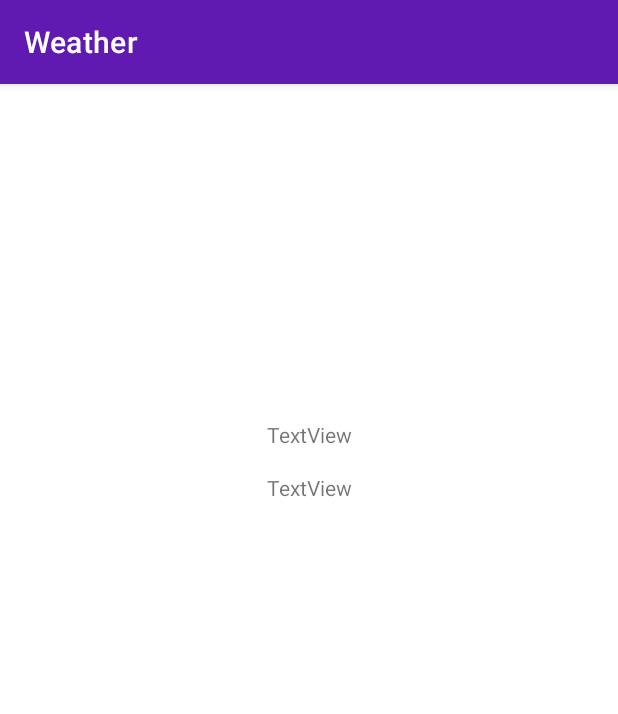
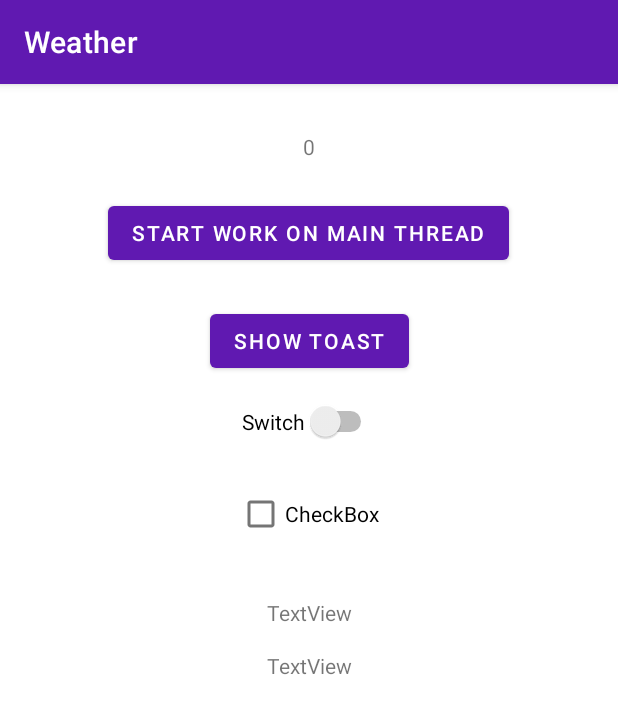
Before and after one commit to mk-sabira/project-Weather, an Android app: the screen it shows after launch (MainActivity), on a phone screen of 412 x 824 dp. Shown: the top 714 px of the screen. Run offline under Robolectric (Android 15) with nearby library versions, the phone set to English and light mode, and no system bars.

Commit message:
lesson 51 was discovered

```diff
--- a/app/src/main/java/ae/tutorialapp/weather/MainActivity.kt
+++ b/app/src/main/java/ae/tutorialapp/weather/MainActivity.kt
@@ -3,6 +3,9 @@ package ae.tutorialapp.weather
 
 import ae.tutorialapp.weather.models.ForeCast
 import android.os.Bundle
+import android.os.Handler
+import android.os.Looper
+import android.widget.Button
 import android.widget.TextView
 import android.widget.Toast
 import androidx.appcompat.app.AppCompatActivity
@@ -14,8 +17,12 @@ import retrofit2.Response
 
 class MainActivity : AppCompatActivity() {
 
+    private var workResult = 0
+    lateinit var btn_start: Button
+    lateinit var btn_showToast: Button
     lateinit var textView: TextView
     lateinit var textView2: TextView
+    lateinit var tv_counter: TextView
 
     override fun onCreate(savedInstanceState: Bundle?) {
         super.onCreate(savedInstanceState)
@@ -24,9 +31,39 @@ class MainActivity : AppCompatActivity() {
        textView = findViewById(R.id.textView)
        textView2 = findViewById(R.id.textView2)
 
-        fetchWeatherUsingQuarry()
+        setUp()
+
+//        fetchWeatherUsingQuarry()
 
     }
+
+    private fun setUp() {
+       btn_start = findViewById(R.id.btn_start)
+       btn_showToast = findViewById(R.id.btn_showToast)
+
+        btn_start.setOnClickListener {
+            hardWork()
+        }
+        btn_showToast.setOnClickListener {
+            Toast.makeText(this, "Hello", Toast.LENGTH_LONG).show()
+        }
+    }
+
+    private fun hardWork() {
+        tv_counter = findViewById(R.id.tv_counter)
+        Thread(Runnable {
+            for (i in 0..4){
+                Thread.sleep(1000)
+                workResult++
+            }
+
+            runOnUiThread{
+                tv_counter.text = workResult.toString()
+            }
+        }).start()
+
+    }
+
 
     private fun fetchWeatherUsingQuarry() {
         val call = WeatherClient.weatherApi.fetWeatherUsingQuerry( 24.4539,  54.3773 )
--- a/app/src/main/res/layout/activity_main.xml
+++ b/app/src/main/res/layout/activity_main.xml
@@ -3,7 +3,7 @@
 <androidx.constraintlayout.widget.ConstraintLayout xmlns:android="http://schemas.android.com/apk/res/android"
     xmlns:app="http://schemas.android.com/apk/res-auto"
     xmlns:tools="http://schemas.android.com/tools"
-    android:id="@+id/relativeLayout"
+    android:id="@+id/constarint"
     android:layout_width="match_parent"
     android:layout_height="match_parent"
     tools:context=".MainActivity">
@@ -13,12 +13,14 @@
         android:id="@+id/textView"
         android:layout_width="wrap_content"
         android:layout_height="wrap_content"
-        android:layout_marginTop="224dp"
+        android:layout_marginTop="32dp"
+        android:layout_marginBottom="16dp"
         android:text="TextView"
+        app:layout_constraintBottom_toTopOf="@+id/textView2"
         app:layout_constraintEnd_toEndOf="parent"
-        app:layout_constraintHorizontal_bias="0.5"
+        app:layout_constraintHorizontal_bias="0.501"
         app:layout_constraintStart_toStartOf="parent"
-        app:layout_constraintTop_toTopOf="parent" />
+        app:layout_constraintTop_toBottomOf="@+id/checkBox" />
 
     <TextView
         android:id="@+id/textView2"
@@ -30,4 +32,58 @@
         app:layout_constraintHorizontal_bias="0.5"
         app:layout_constraintStart_toStartOf="parent"
         app:layout_constraintTop_toBottomOf="@+id/textView" />
+
+    <Button
+        android:id="@+id/btn_start"
+        android:layout_width="wrap_content"
+        android:layout_height="wrap_content"
+        android:layout_marginTop="24dp"
+        android:text="START WORK ON MAIN THREAD"
+        app:layout_constraintEnd_toEndOf="parent"
+        app:layout_constraintHorizontal_bias="0.498"
+        app:layout_constraintStart_toStartOf="parent"
+        app:layout_constraintTop_toBottomOf="@+id/tv_counter" />
+
+    <Button
+        android:id="@+id/btn_showToast"
+        android:layout_width="wrap_content"
+        android:layout_height="wrap_content"
+        android:layout_marginTop="24dp"
+        android:text="SHOW TOAST"
+        app:layout_constraintEnd_toEndOf="parent"
+        app:layout_constraintStart_toStartOf="parent"
+        app:layout_constraintTop_toBottomOf="@+id/btn_start" />
+
+    <Switch
+        android:id="@+id/switch1"
+        android:layout_width="wrap_content"
+        android:layout_height="wrap_content"
+        android:layout_marginTop="16dp"
+        android:text="Switch"
+        app:layout_constraintEnd_toEndOf="parent"
+        app:layout_constraintHorizontal_bias="0.5"
+        app:layout_constraintStart_toStartOf="parent"
+        app:layout_constraintTop_toBottomOf="@+id/btn_showToast" />
+
+    <CheckBox
+        android:id="@+id/checkBox"
+        android:layout_width="wrap_content"
+        android:layout_height="wrap_content"
+        android:layout_marginTop="24dp"
+        android:text="CheckBox"
+        app:layout_constraintEnd_toEndOf="parent"
+        app:layout_constraintHorizontal_bias="0.498"
+        app:layout_constraintStart_toStartOf="parent"
+        app:layout_constraintTop_toBottomOf="@+id/switch1" />
+
+    <TextView
+        android:id="@+id/tv_counter"
+        android:layout_width="wrap_content"
+        android:layout_height="wrap_content"
+        android:layout_marginTop="32dp"
+        android:text="0"
+        app:layout_constraintEnd_toEndOf="parent"
+        app:layout_constraintHorizontal_bias="0.5"
+        app:layout_constraintStart_toStartOf="parent"
+        app:layout_constraintTop_toTopOf="parent" />
 </androidx.constraintlayout.widget.ConstraintLayout>
```
